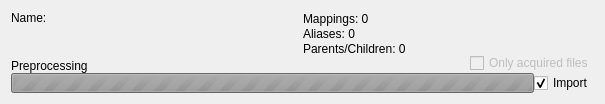
This is tools/HydrusImporter/src/gui/hydrus/tag_service/TagServiceWidget.ui in KJNeko/IDHAN as Qt 5 draws it before an edit. The edited form follows.
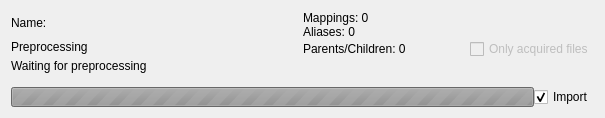
This is the edited form. Custom widgets are drawn as their Qt base class.

Commit message: Cleanup Hydrus Importer

```diff
--- a/tools/HydrusImporter/src/gui/hydrus/tag_service/TagServiceWidget.ui
+++ b/tools/HydrusImporter/src/gui/hydrus/tag_service/TagServiceWidget.ui
@@ -26,7 +26,7 @@
       <number>0</number>
      </property>
      <item>
-      <layout class="QHBoxLayout" name="horizontalLayout_3">
+         <layout class="QHBoxLayout" name="horizontalLayout_3" stretch="1,1">
        <property name="spacing">
         <number>0</number>
        </property>
@@ -48,13 +48,7 @@
           <number>0</number>
          </property>
          <item>
-          <widget class="QLabel" name="name">
-           <property name="sizePolicy">
-            <sizepolicy hsizetype="Preferred" vsizetype="Fixed">
-             <horstretch>0</horstretch>
-             <verstretch>0</verstretch>
-            </sizepolicy>
-           </property>
+             <widget class="idhan::hydrus::ImportServiceLabel" name="name">
            <property name="minimumSize">
             <size>
              <width>0</width>
@@ -66,14 +60,8 @@
            </property>
           </widget>
          </item>
-         <item alignment="Qt::AlignmentFlag::AlignBottom">
-          <widget class="QLabel" name="statusLabel">
-           <property name="sizePolicy">
-            <sizepolicy hsizetype="Preferred" vsizetype="Fixed">
-             <horstretch>0</horstretch>
-             <verstretch>0</verstretch>
-            </sizepolicy>
-           </property>
+            <item>
+                <widget class="idhan::hydrus::ImportServiceLabel" name="statusLabel">
            <property name="text">
             <string>Preprocessing</string>
            </property>
@@ -101,14 +89,8 @@
              </property>
             </widget>
            </item>
-           <item alignment="Qt::AlignmentFlag::AlignTop">
-            <widget class="QLabel" name="aliasesCount">
-             <property name="sizePolicy">
-              <sizepolicy hsizetype="Preferred" vsizetype="Maximum">
-               <horstretch>0</horstretch>
-               <verstretch>0</verstretch>
-              </sizepolicy>
-             </property>
+              <item>
+                  <widget class="idhan::hydrus::ImportServiceLabel" name="aliasesCount">
              <property name="text">
               <string>Aliases: 0</string>
              </property>
@@ -121,14 +103,8 @@
            <property name="spacing">
             <number>0</number>
            </property>
-           <item alignment="Qt::AlignmentFlag::AlignTop">
-            <widget class="QLabel" name="parentsCount">
-             <property name="sizePolicy">
-              <sizepolicy hsizetype="Preferred" vsizetype="Maximum">
-               <horstretch>0</horstretch>
-               <verstretch>0</verstretch>
-              </sizepolicy>
-             </property>
+              <item>
+                  <widget class="idhan::hydrus::ImportServiceLabel" name="parentsCount">
              <property name="text">
               <string>Parents/Children: 0</string>
              </property>
@@ -160,6 +136,23 @@
       </layout>
      </item>
      <item>
+         <widget class="idhan::hydrus::ImportServiceLabel" name="operationLabel">
+             <property name="text">
+                 <string>Waiting for preprocessing</string>
+             </property>
+             <property name="minimumLines" stdset="0">
+                 <number>1</number>
+             </property>
+         </widget>
+     </item>
+        <item>
+            <widget class="idhan::hydrus::ImportServiceLabel" name="timingLabel">
+                <property name="minimumLines" stdset="0">
+                    <number>1</number>
+                </property>
+            </widget>
+        </item>
+        <item>
       <layout class="QHBoxLayout" name="horizontalLayout">
        <property name="spacing">
         <number>0</number>
@@ -208,6 +201,13 @@
    </item>
   </layout>
  </widget>
- <resources/>
- <connections/>
+    <customwidgets>
+        <customwidget>
+            <class>idhan::hydrus::ImportServiceLabel</class>
+            <extends>QLabel</extends>
+            <header>gui/hydrus/ImportServiceLabel.hpp</header>
+        </customwidget>
+    </customwidgets>
+    <resources/>
+    <connections/>
 </ui>
```
Left out of the diff: 17 changed lines with no effect on the pictures. The commit also changes 25 other files.
